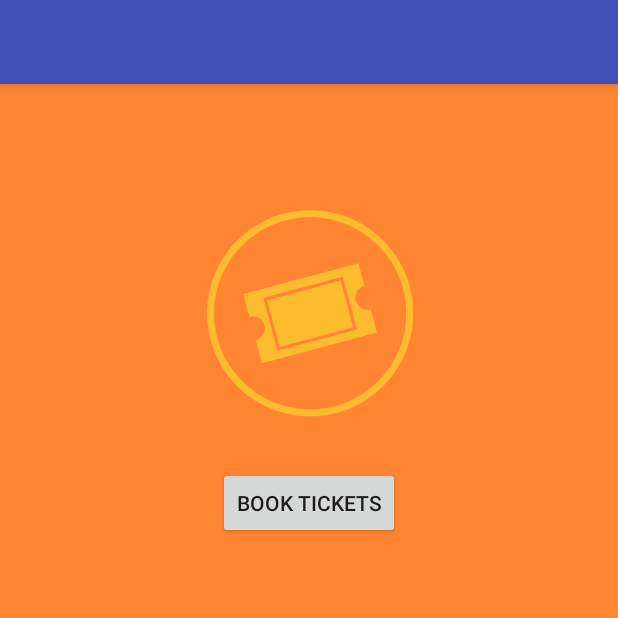
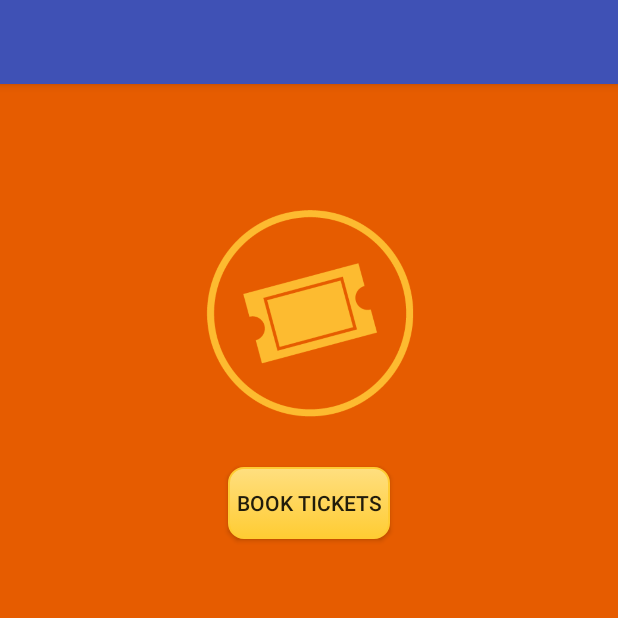
Before and after one commit to saksham91/Theatre_Booking_App, an Android app: the screen it shows after launch (MainActivity), on a phone screen of 412 x 824 dp, the top half of it. Run offline under Robolectric (Android 15) with nearby library versions, the phone set to English and light mode, and no system bars.

Commit message:
Some design changes made

```diff
--- /dev/null
+++ b/Theatre_Booking/app/src/main/res/drawable/button_style.xml
@@ -0,0 +1,24 @@
+<?xml version="1.0" encoding="utf-8"?>
+<selector xmlns:android="http://schemas.android.com/apk/res/android">
+    <item android:state_pressed="true" >
+        <shape android:shape="rectangle"  >
+            <corners android:radius="10dp" />
+            <stroke android:width="1dp" android:color="#5e7974" />
+            <gradient android:angle="-90" android:startColor="#345953" android:endColor="#689a92"  />
+        </shape>
+    </item>
+    <item android:state_focused="true">
+        <shape android:shape="rectangle"  >
+            <corners android:radius="10dp" />
+            <stroke android:width="1dp" android:color="#5e7974" />
+            <solid android:color="#58857e"/>
+        </shape>
+    </item>
+    <item >
+        <shape android:shape="rectangle"  >
+            <corners android:radius="10dp" />
+            <stroke android:width="1dp" android:color="#ffcc33" />
+            <gradient android:angle="-90" android:startColor="#ffdf80" android:endColor="#ffcc33" />
+        </shape>
+    </item>
+</selector>
--- a/Theatre_Booking/app/src/main/res/layout/activity_2.xml
+++ b/Theatre_Booking/app/src/main/res/layout/activity_2.xml
@@ -3,7 +3,8 @@
 <LinearLayout
     xmlns:android="http://schemas.android.com/apk/res/android"
     android:layout_width="match_parent"
-    android:layout_height="wrap_content"
+    android:layout_height="match_parent"
+    android:background="@color/bg_main"
     android:orientation="vertical">
 
     <EditText
--- a/Theatre_Booking/app/src/main/res/layout/activity_main.xml
+++ b/Theatre_Booking/app/src/main/res/layout/activity_main.xml
@@ -21,6 +21,9 @@
         android:text="Book Tickets"
         android:layout_gravity="center_horizontal"
         android:layout_marginTop="5dp"
+        android:paddingLeft="5dp"
+        android:paddingRight="5dp"
+        android:background="@drawable/button_style"
         android:onClick="nextActivity"/>
 
 
--- a/Theatre_Booking/app/src/main/res/values/colors.xml
+++ b/Theatre_Booking/app/src/main/res/values/colors.xml
@@ -3,5 +3,5 @@
     <color name="colorPrimary">#3F51B5</color>
     <color name="colorPrimaryDark">#303F9F</color>
     <color name="colorAccent">#FF4081</color>
-    <color name="bg_main">#ff8533</color>
+    <color name="bg_main">#e65c00</color>
 </resources>
```
